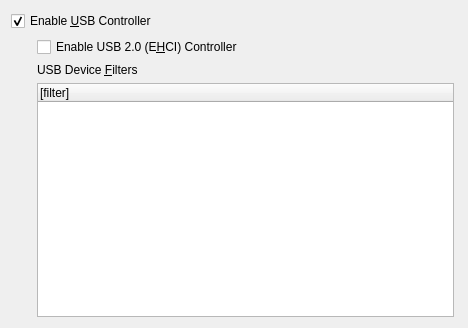
The window that vbox/src/VBox/Frontends/VirtualBox/src/settings/machine/UIMachineSettingsUSB.ui (jljuxgm/vboxgit) describes before a commit, drawn with Qt 5.
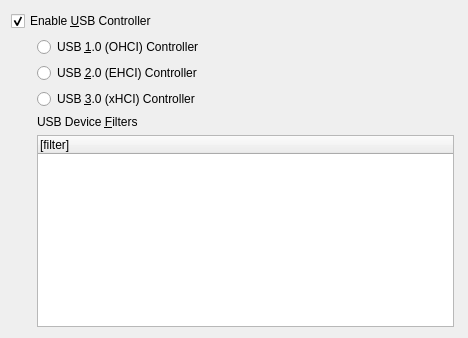
The same window after the commit. Custom widgets are drawn as their Qt base class.

The edit to the form file:
```diff
--- a/vbox/src/VBox/Frontends/VirtualBox/src/settings/machine/UIMachineSettingsUSB.ui
+++ b/vbox/src/VBox/Frontends/VirtualBox/src/settings/machine/UIMachineSettingsUSB.ui
@@ -22,7 +22,7 @@
     <height>328</height>
    </rect>
   </property>
-  <layout class="QGridLayout" >
+  <layout class="QGridLayout" columnstretch="0,1,0">
    <item row="0" column="0" colspan="2" >
     <widget class="QCheckBox" name="mGbUSB" >
      <property name="whatsThis" >
@@ -47,14 +47,14 @@
      <property name="sizeHint" >
       <size>
        <width>20</width>
-       <height>20</height>
+       <height>0</height>
       </size>
      </property>
     </spacer>
    </item>
-   <item row="1" column="1" >
-    <widget class="QWidget" native="1" name="mUSBChild" >
-     <layout class="QGridLayout" >
+   <item row="1" column="1" colspan="2" >
+    <widget class="QWidget" name="mUSBChild" >
+     <layout class="QVBoxLayout" >
       <property name="leftMargin" >
        <number>0</number>
       </property>
@@ -67,17 +67,55 @@
       <property name="bottomMargin" >
        <number>0</number>
       </property>
-      <item row="0" column="0" >
-       <widget class="QCheckBox" name="mCbUSB2" >
-        <property name="whatsThis" >
-         <string>When checked, enables the virtual USB EHCI controller of this machine. The USB EHCI controller provides USB 2.0 support.</string>
-        </property>
-        <property name="text" >
-         <string>Enable USB 2.0 (E&amp;HCI) Controller</string>
-        </property>
+      <item>
+       <widget class="QWidget" native="1" name="mRbContainer" >
+        <layout class="QVBoxLayout">
+         <property name="leftMargin" >
+          <number>0</number>
+         </property>
+         <property name="topMargin" >
+          <number>0</number>
+         </property>
+         <property name="rightMargin" >
+          <number>0</number>
+         </property>
+         <property name="bottomMargin" >
+          <number>0</number>
+         </property>
+         <item>
+          <widget class="QRadioButton" name="mRbUSB1">
+           <property name="whatsThis">
+            <string>When checked, enables the virtual USB OHCI controller of this machine. The USB OHCI controller provides USB 1.0 support.</string>
+           </property>
+           <property name="text">
+            <string>USB &amp;1.0 (OHCI) Controller</string>
+           </property>
+          </widget>
+         </item>
+         <item>
+          <widget class="QRadioButton" name="mRbUSB2">
+           <property name="whatsThis">
+            <string>When checked, enables the virtual USB EHCI controller of this machine. The USB EHCI controller provides USB 2.0 support.</string>
+           </property>
+           <property name="text">
+            <string>USB &amp;2.0 (EHCI) Controller</string>
+           </property>
+          </widget>
+         </item>
+         <item>
+          <widget class="QRadioButton" name="mRbUSB3">
+           <property name="whatsThis">
+            <string>When checked, enables the virtual USB xHCI controller of this machine. The USB xHCI controller provides USB 3.0 support.</string>
+           </property>
+           <property name="text">
+            <string>USB &amp;3.0 (xHCI) Controller</string>
+           </property>
+          </widget>
+         </item>
+        </layout>
        </widget>
       </item>
-      <item row="1" column="0" >
+      <item>
        <widget class="QILabelSeparator" name="mGbUSBFilters" >
         <property name="text" >
          <string>USB Device &amp;Filters</string>
@@ -87,7 +125,7 @@
         </property>
        </widget>
       </item>
-      <item row="2" column="0" >
+      <item>
        <widget class="QWidget" native="1" name="mWtFilterHandler" >
         <layout class="QHBoxLayout" >
          <property name="leftMargin" >
```
